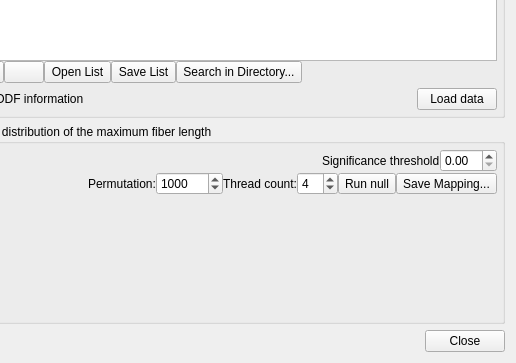
This is reconstruction/vbcdialog.ui in frankyeh/DSI-Studio as Qt 5 draws it before an edit; both pictures show x 95 to 611 and y 351 to 714 of the 611 by 714 pixel window. The edited form follows.
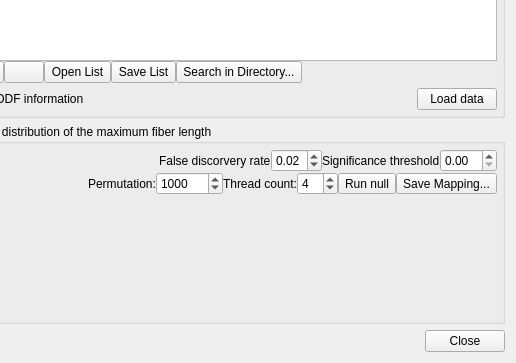
This is the edited form. Icons and pictures are not drawn. Custom widgets are drawn as their Qt base class.

Patch:
```diff
--- a/reconstruction/vbcdialog.ui
+++ b/reconstruction/vbcdialog.ui
@@ -467,6 +467,29 @@
           </property>
          </spacer>
         </item>
+        <item>
+         <widget class="QLabel" name="label_4">
+          <property name="text">
+           <string>False discorvery rate</string>
+          </property>
+         </widget>
+        </item>
+        <item>
+         <widget class="QDoubleSpinBox" name="fdr">
+          <property name="minimum">
+           <double>0.000000000000000</double>
+          </property>
+          <property name="maximum">
+           <double>0.200000000000000</double>
+          </property>
+          <property name="singleStep">
+           <double>0.010000000000000</double>
+          </property>
+          <property name="value">
+           <double>0.020000000000000</double>
+          </property>
+         </widget>
+        </item>
         <item>
          <widget class="QLabel" name="label_3">
           <property name="text">
```
